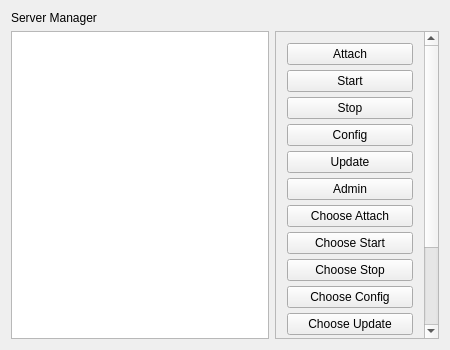
This is frmServerManager.ui in Syping/servermgr as Qt 5 draws it before an edit. The edited form follows.
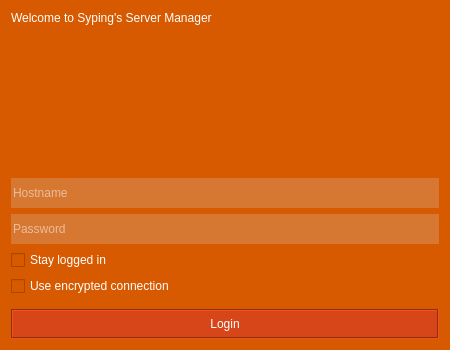
This is the edited form. The open tabs and pages were chosen to show the change. Icons and pictures are not drawn. Custom widgets are drawn as their Qt base class.

The edit to the form file:
```diff
--- a/frmServerManager.ui
+++ b/frmServerManager.ui
@@ -26,9 +26,46 @@
    <string>Server Manager</string>
   </property>
   <widget class="QWidget" name="cwManager">
-   <layout class="QVBoxLayout" name="verticalLayout">
+   <layout class="QVBoxLayout" name="vlSMC">
+    <property name="spacing">
+     <number>0</number>
+    </property>
+    <property name="leftMargin">
+     <number>0</number>
+    </property>
+    <property name="topMargin">
+     <number>0</number>
+    </property>
+    <property name="rightMargin">
+     <number>0</number>
+    </property>
+    <property name="bottomMargin">
+     <number>0</number>
+    </property>
     <item>
-     <widget class="QLabel" name="labTop">
+     <widget class="QStackedWidget" name="swSM">
+      <property name="currentIndex">
+       <number>0</number>
+      </property>
+      <widget class="QWidget" name="pServerManager">
+       <layout class="QVBoxLayout" name="vlSM">
+        <property name="spacing">
+         <number>6</number>
+        </property>
+        <property name="leftMargin">
+         <number>9</number>
+        </property>
+        <property name="topMargin">
+         <number>9</number>
+        </property>
+        <property name="rightMargin">
+         <number>9</number>
+        </property>
+        <property name="bottomMargin">
+         <number>9</number>
+        </property>
+        <item>
+         <widget class="KPTLabel" name="labTop">
       <property name="text">
        <string>Server Manager</string>
       </property>
@@ -106,7 +143,7 @@
              <x>0</x>
              <y>0</y>
              <width>143</width>
-             <height>443</height>
+                 <height>471</height>
             </rect>
            </property>
            <layout class="QVBoxLayout" name="vlSawcRight">
@@ -254,8 +291,220 @@
     </item>
    </layout>
   </widget>
+      <widget class="QWidget" name="pLoginDesigned">
+       <property name="styleSheet">
+        <string notr="true">QWidget#pLoginDesigned{
+background-color: rgb(215, 90, 0);
+color: rgb(255, 255, 255);
+selection-background-color: rgb(255, 255, 255);
+selection-color: rgb(215, 90, 0);
+}
+QCheckBox{
+background-color: rgb(215, 90, 0);
+color: rgb(255, 255, 255);
+selection-background-color: rgb(255, 255, 255);
+selection-color: rgb(215, 90, 0);
+}
+QFrame{
+background-color: rgb(215, 90, 0);
+color: rgb(255, 255, 255);
+selection-background-color: rgb(255, 255, 255);
+selection-color: rgb(215, 90, 0);
+}
+QLineEdit{
+background-color: rgb(215, 120, 50);
+color: rgb(255, 255, 255);
+selection-background-color: rgb(255, 255, 255);
+selection-color: rgb(215, 90, 0);
+}
+</string>
+       </property>
+       <layout class="QVBoxLayout" name="verticalLayout">
+        <item>
+         <widget class="KPTLabel" name="labDesignedLoginDes">
+          <property name="text">
+           <string>Welcome to Syping's Server Manager</string>
+          </property>
+         </widget>
+        </item>
+        <item>
+         <spacer name="vsUp1">
+          <property name="orientation">
+           <enum>Qt::Vertical</enum>
+          </property>
+          <property name="sizeHint" stdset="0">
+           <size>
+            <width>0</width>
+            <height>0</height>
+           </size>
+          </property>
+         </spacer>
+        </item>
+        <item>
+         <layout class="QHBoxLayout" name="hlLogo">
+          <item>
+           <widget class="QLabel" name="labSMImage">
+            <property name="minimumSize">
+             <size>
+              <width>128</width>
+              <height>128</height>
+             </size>
+            </property>
+            <property name="maximumSize">
+             <size>
+              <width>128</width>
+              <height>128</height>
+             </size>
+            </property>
+            <property name="text">
+             <string/>
+            </property>
+            <property name="pixmap">
+             <pixmap resource="res/res.qrc">:/pixmap/server-pixmap.png</pixmap>
+            </property>
+           </widget>
+          </item>
+         </layout>
+        </item>
+        <item>
+         <spacer name="vsUp2">
+          <property name="orientation">
+           <enum>Qt::Vertical</enum>
+          </property>
+          <property name="sizeHint" stdset="0">
+           <size>
+            <width>0</width>
+            <height>0</height>
+           </size>
+          </property>
+         </spacer>
+        </item>
+        <item>
+         <widget class="QLineEdit" name="txtHostnameDesigned">
+          <property name="minimumSize">
+           <size>
+            <width>0</width>
+            <height>30</height>
+           </size>
+          </property>
+          <property name="maximumSize">
+           <size>
+            <width>16777215</width>
+            <height>30</height>
+           </size>
+          </property>
+          <property name="frame">
+           <bool>false</bool>
+          </property>
+          <property name="placeholderText">
+           <string>Hostname</string>
+          </property>
+         </widget>
+        </item>
+        <item>
+         <widget class="QLineEdit" name="txtPasswordDesigned">
+          <property name="minimumSize">
+           <size>
+            <width>0</width>
+            <height>30</height>
+           </size>
+          </property>
+          <property name="maximumSize">
+           <size>
+            <width>16777215</width>
+            <height>30</height>
+           </size>
+          </property>
+          <property name="frame">
+           <bool>false</bool>
+          </property>
+          <property name="echoMode">
+           <enum>QLineEdit::Password</enum>
+          </property>
+          <property name="placeholderText">
+           <string>Password</string>
+          </property>
+         </widget>
+        </item>
+        <item>
+         <widget class="QCheckBox" name="cbStayLoggedInDesigned">
+          <property name="text">
+           <string>Stay logged in</string>
+          </property>
+         </widget>
+        </item>
+        <item>
+         <widget class="QCheckBox" name="cbUseEncryptedConnectionDesigned">
+          <property name="text">
+           <string>Use encrypted connection</string>
+          </property>
+         </widget>
+        </item>
+        <item>
+         <spacer name="vsDown1">
+          <property name="orientation">
+           <enum>Qt::Vertical</enum>
+          </property>
+          <property name="sizeHint" stdset="0">
+           <size>
+            <width>0</width>
+            <height>3</height>
+           </size>
+          </property>
+         </spacer>
+        </item>
+        <item>
+         <widget class="KPTLabel" name="labDesignedLogin">
+          <property name="minimumSize">
+           <size>
+            <width>0</width>
+            <height>30</height>
+           </size>
+          </property>
+          <property name="maximumSize">
+           <size>
+            <width>16777215</width>
+            <height>30</height>
+           </size>
+          </property>
+          <property name="styleSheet">
+           <string notr="true">background-color: rgb(215, 70, 25); 
+border-color: rgb(215, 120, 50);</string>
+          </property>
+          <property name="frameShape">
+           <enum>QFrame::Box</enum>
+          </property>
+          <property name="frameShadow">
+           <enum>QFrame::Sunken</enum>
+          </property>
+          <property name="text">
+           <string>Login</string>
+          </property>
+          <property name="alignment">
+           <set>Qt::AlignCenter</set>
+          </property>
+         </widget>
+        </item>
+       </layout>
+      </widget>
+     </widget>
+    </item>
+   </layout>
+  </widget>
  </widget>
  <layoutdefault spacing="6" margin="11"/>
- <resources/>
+ <customwidgets>
+  <customwidget>
+   <class>KPTLabel</class>
+   <extends>QLabel</extends>
+   <header>KPTLabel.h</header>
+   <slots>
+    <signal>mouseRelease(QMouseEvent*)</signal>
+   </slots>
+  </customwidget>
+ </customwidgets>
+ <resources>
+  <include location="res/res.qrc"/>
+ </resources>
  <connections/>
 </ui>
```
Left out of the diff: 7 changed lines with no effect on the pictures. Lines whose indentation alone changed are shown as unchanged.
